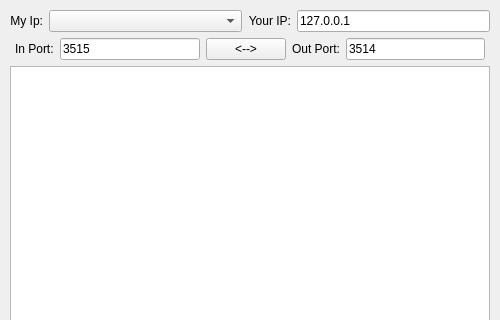
Above: chatapp.ui from gwarkentin/cs351_hw4_ChatApp before the change; both pictures show x 0 to 500 and y 0 to 320 of the 500 by 600 pixel window. Below: the same form after it.
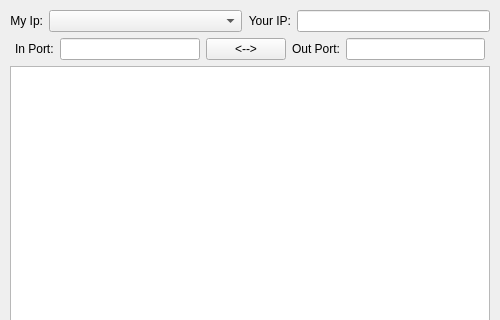
That is the form after the change.

What changed in the file:
```diff
--- a/chatapp.ui
+++ b/chatapp.ui
@@ -79,7 +79,7 @@
          </sizepolicy>
         </property>
         <property name="text">
-         <string>127.0.0.1</string>
+         <string/>
         </property>
        </widget>
       </item>
@@ -112,7 +112,7 @@
          <string/>
         </property>
         <property name="text">
-         <string>3515</string>
+         <string/>
         </property>
        </widget>
       </item>
@@ -133,7 +133,7 @@
       <item>
        <widget class="QLineEdit" name="outportLineEdit">
         <property name="text">
-         <string>3514</string>
+         <string/>
         </property>
        </widget>
       </item>
```
